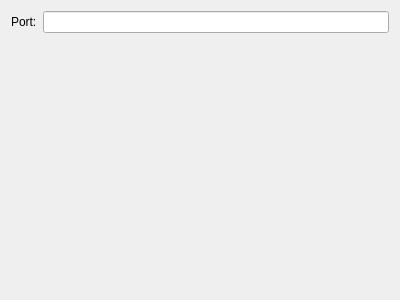
Above: biogui/resources/tcp_data_source_config_widget.ui from pulp-bio/biogui before the change. Below: the same form after it.
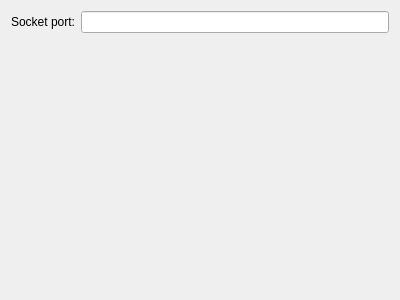
That is the form after the change.

Diff of the .ui file:
```diff
--- a/biogui/resources/tcp_data_source_config_widget.ui
+++ b/biogui/resources/tcp_data_source_config_widget.ui
@@ -17,7 +17,7 @@
    <item row="0" column="0">
     <widget class="QLabel" name="label">
      <property name="text">
-      <string>Port:</string>
+      <string>Socket port:</string>
      </property>
     </widget>
    </item>
```
Left out of the diff: 2 changed lines with no effect on the pictures.
